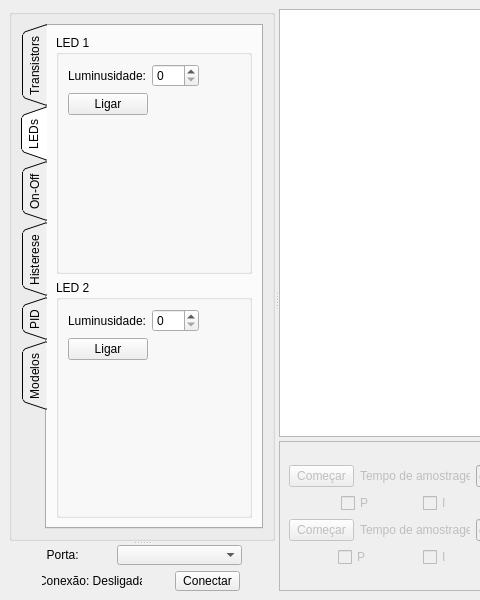
Before: the Qt Designer form SERT_GUI_CONDIG.ui in deep-in-the-pc/CONDIG, drawn with Qt 5; both pictures show x 0 to 480 and y 0 to 600 of the 800 by 600 pixel window.
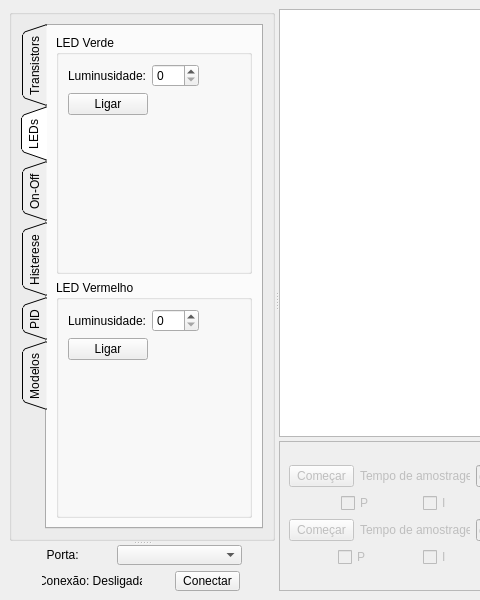
After: the same form once the commit is applied. The open tabs and pages were chosen to show the change. Custom widgets are drawn as their Qt base class.

Commit message: Removed unnecessary time arrays Implemented on-off control

Patch:
```diff
--- a/SERT_GUI_CONDIG.ui
+++ b/SERT_GUI_CONDIG.ui
@@ -205,7 +205,7 @@
              <item>
               <widget class="QGroupBox" name="groupBox_8">
                <property name="title">
-                <string>LED 1</string>
+                <string>LED Verde</string>
                </property>
                <layout class="QGridLayout" name="gridLayout_8">
                 <item row="0" column="0">
@@ -243,7 +243,7 @@
              <item>
               <widget class="QGroupBox" name="groupBox_9">
                <property name="title">
-                <string>LED 2</string>
+                <string>LED Vermelho</string>
                </property>
                <layout class="QGridLayout" name="gridLayout_9">
                 <item row="0" column="0">
```
The commit also changes 2 other files.
